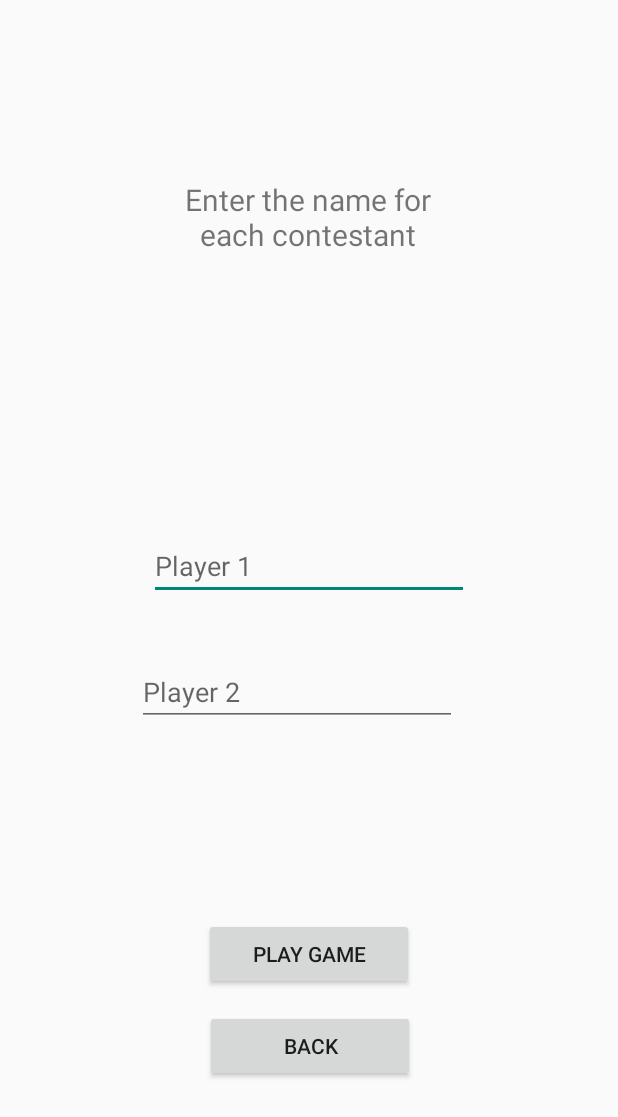
After one commit to visedajs/TikiTakiTou, an Android app built with Jetpack Compose: the PVPSettings screen opened directly, with no data from a screen before it, on a phone screen of 412 x 824 dp. The commit adds this screen. Shown: the top 1117 px of the screen. Run offline under Robolectric (Android 15) with nearby library versions, the phone set to English and light mode, and no system bars.

Commit message:
PvP or PvC selection with their corresponding menus

```diff
--- a/app/src/main/AndroidManifest.xml
+++ b/app/src/main/AndroidManifest.xml
@@ -23,6 +23,8 @@
                 <category android:name="android.intent.category.LAUNCHER" />
             </intent-filter>
         </activity>
+        <activity android:name=".PVPSettings" />
+        <activity android:name=".PVCSettings" />
         <meta-data
             android:name="preloaded_fonts"
             android:resource="@array/preloaded_fonts" />
--- /dev/null
+++ b/app/src/main/java/com/example/tikitakitou/PVPSettings.kt
@@ -0,0 +1,20 @@
+package com.example.tikitakitou
+import android.content.Intent
+import android.os.Bundle
+import android.widget.Button
+import androidx.activity.ComponentActivity
+
+
+class PVPSettings: ComponentActivity() {
+    override fun onCreate(savedInstanceState: Bundle?) {
+        super.onCreate(savedInstanceState)
+        setContentView(R.layout.pvp_settings)
+
+        val btnPVPBackPressed = findViewById<Button>(R.id.btnPVPBack)
+        btnPVPBackPressed.setOnClickListener {
+            val Intent1 = Intent(this, MainActivity::class.java)
+            startActivity(Intent1)
+        }
+    }
+
+}
--- /dev/null
+++ b/app/src/main/res/layout/pvp_settings.xml
@@ -0,0 +1,83 @@
+<?xml version="1.0" encoding="utf-8"?>
+<androidx.constraintlayout.widget.ConstraintLayout xmlns:android="http://schemas.android.com/apk/res/android"
+    xmlns:app="http://schemas.android.com/apk/res-auto"
+    xmlns:tools="http://schemas.android.com/tools"
+    android:layout_width="match_parent"
+    android:layout_height="match_parent">
+
+    <TextView
+        android:id="@+id/textViewPVPTitle"
+        android:layout_width="192dp"
+        android:layout_height="54dp"
+        android:layout_marginStart="100dp"
+        android:layout_marginTop="100dp"
+        android:layout_marginEnd="101dp"
+        android:layout_marginBottom="631dp"
+        android:text="Enter the name for each contestant"
+        android:textAlignment="center"
+        android:textSize="20sp"
+        app:layout_constraintBottom_toBottomOf="parent"
+        app:layout_constraintEnd_toEndOf="parent"
+        app:layout_constraintStart_toStartOf="parent"
+        app:layout_constraintTop_toTopOf="parent" />
+
+    <EditText
+        android:id="@+id/editTextPVPFirstPlayer"
+        android:layout_width="wrap_content"
+        android:layout_height="wrap_content"
+        android:layout_marginStart="91dp"
+        android:layout_marginTop="175dp"
+        android:layout_marginEnd="91dp"
+        android:layout_marginBottom="32dp"
+        android:ems="10"
+        android:hint="Player 1"
+        android:inputType="text"
+        app:layout_constraintBottom_toTopOf="@+id/editTextPVPSecondPlayer"
+        app:layout_constraintEnd_toEndOf="parent"
+        app:layout_constraintStart_toStartOf="parent"
+        app:layout_constraintTop_toBottomOf="@+id/textViewPVPTitle" />
+
+    <EditText
+        android:id="@+id/editTextPVPSecondPlayer"
+        android:layout_width="wrap_content"
+        android:layout_height="wrap_content"
+        android:layout_marginStart="91dp"
+        android:layout_marginEnd="91dp"
+        android:layout_marginBottom="334dp"
+        android:ems="10"
+        android:hint="Player 2"
+        android:inputType="text"
+        app:layout_constraintBottom_toBottomOf="parent"
+        app:layout_constraintEnd_toEndOf="parent"
+        app:layout_constraintHorizontal_bias="0.0"
+        app:layout_constraintStart_toStartOf="parent"
+        app:layout_constraintTop_toBottomOf="@+id/editTextPVPFirstPlayer" />
+
+    <Button
+        android:id="@+id/btnPVPPlayGame"
+        android:layout_width="140dp"
+        android:layout_height="wrap_content"
+        android:layout_marginStart="145dp"
+        android:layout_marginTop="124dp"
+        android:layout_marginEnd="146dp"
+        android:layout_marginBottom="160dp"
+        android:text="Play Game"
+        app:layout_constraintBottom_toBottomOf="parent"
+        app:layout_constraintEnd_toEndOf="parent"
+        app:layout_constraintStart_toStartOf="parent"
+        app:layout_constraintTop_toBottomOf="@+id/editTextPVPSecondPlayer" />
+
+    <Button
+        android:id="@+id/btnPVPBack"
+        android:layout_width="140dp"
+        android:layout_height="wrap_content"
+        android:layout_marginStart="153dp"
+        android:layout_marginTop="12dp"
+        android:layout_marginEnd="152dp"
+        android:layout_marginBottom="101dp"
+        android:text="Back"
+        app:layout_constraintBottom_toBottomOf="parent"
+        app:layout_constraintEnd_toEndOf="parent"
+        app:layout_constraintStart_toStartOf="parent"
+        app:layout_constraintTop_toBottomOf="@+id/btnPVPPlayGame" />
+</androidx.constraintlayout.widget.ConstraintLayout>
```
Also changed, not shown: app/src/main/java/com/example/tikitakitou/MainActivity.kt (+16 -1 lines), app/src/main/java/com/example/tikitakitou/PVCSettings.kt (added, +19 -0 lines), app/src/main/res/layout/pvc_settings.xml (added, +60 -0 lines).
